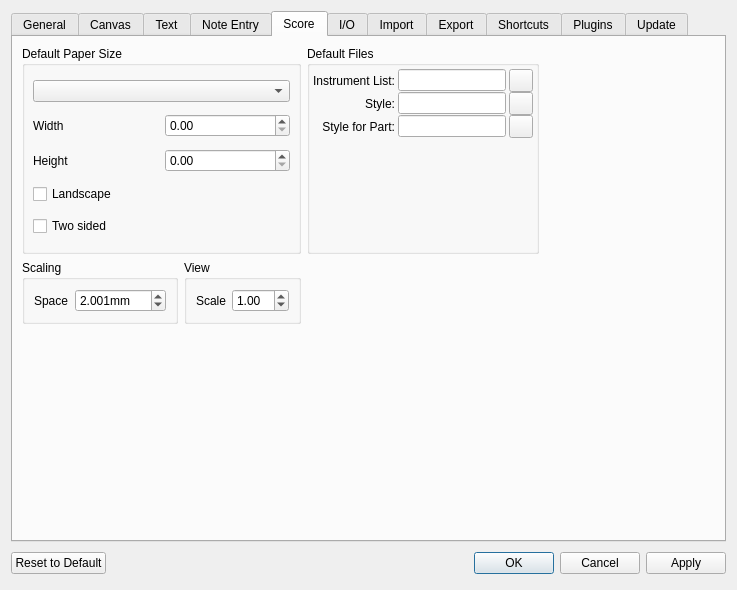
Above: mscore/mscore/prefsdialog.ui from musescore/musescore-old before the change. Below: the same form after it.
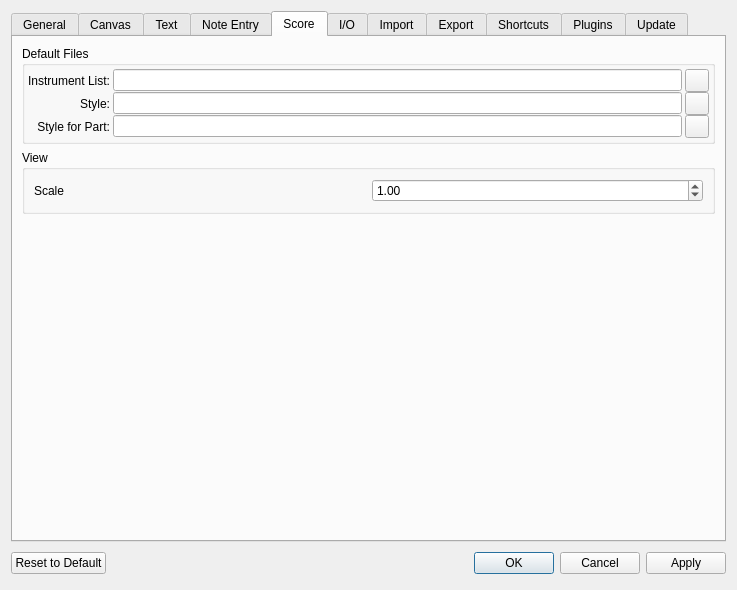
That is the form after the change. The open tabs and pages were chosen to show the change. Custom widgets are drawn as their Qt base class.

The edit to the form file:
```diff
--- a/mscore/mscore/prefsdialog.ui
+++ b/mscore/mscore/prefsdialog.ui
@@ -1487,7 +1487,45 @@
        <string>Score</string>
       </attribute>
       <layout class="QGridLayout" name="gridLayout">
-       <item row="0" column="2">
+       <item row="1" column="0">
+        <widget class="QGroupBox" name="groupBox_19">
+         <property name="title">
+          <string>View</string>
+         </property>
+         <property name="flat">
+          <bool>false</bool>
+         </property>
+         <layout class="QGridLayout" name="gridLayout_7">
+          <item row="0" column="0">
+           <widget class="QLabel" name="label_48">
+            <property name="text">
+             <string>Scale</string>
+            </property>
+           </widget>
+          </item>
+          <item row="0" column="1">
+           <widget class="QDoubleSpinBox" name="scale">
+            <property name="toolTip">
+             <string>default scale for new score views</string>
+            </property>
+            <property name="minimum">
+             <double>0.100000000000000</double>
+            </property>
+            <property name="maximum">
+             <double>10.000000000000000</double>
+            </property>
+            <property name="singleStep">
+             <double>0.200000000000000</double>
+            </property>
+            <property name="value">
+             <double>1.000000000000000</double>
+            </property>
+           </widget>
+          </item>
+         </layout>
+        </widget>
+       </item>
+       <item row="0" column="0">
         <widget class="QGroupBox" name="groupBox_39">
          <property name="title">
           <string>Default Files</string>
@@ -1565,210 +1603,6 @@
             </property>
            </widget>
           </item>
-          <item row="3" column="0">
-           <spacer name="verticalSpacer_2">
-            <property name="orientation">
-             <enum>Qt::Vertical</enum>
-            </property>
-            <property name="sizeHint" stdset="0">
-             <size>
-              <width>20</width>
-              <height>40</height>
-             </size>
-            </property>
-           </spacer>
-          </item>
-         </layout>
-        </widget>
-       </item>
-       <item row="1" column="0">
-        <widget class="QGroupBox" name="groupBox_18">
-         <property name="title">
-          <string>Scaling</string>
-         </property>
-         <property name="flat">
-          <bool>false</bool>
-         </property>
-         <layout class="QGridLayout" name="gridLayout_4">
-          <item row="0" column="0">
-           <widget class="QLabel" name="label_38">
-            <property name="text">
-             <string>Space</string>
-            </property>
-            <property name="textFormat">
-             <enum>Qt::PlainText</enum>
-            </property>
-            <property name="buddy">
-             <cstring>spatiumEntry</cstring>
-            </property>
-           </widget>
-          </item>
-          <item row="0" column="1">
-           <widget class="QDoubleSpinBox" name="spatiumEntry">
-            <property name="sizePolicy">
-             <sizepolicy hsizetype="Minimum" vsizetype="Fixed">
-              <horstretch>0</horstretch>
-              <verstretch>0</verstretch>
-             </sizepolicy>
-            </property>
-            <property name="suffix">
-             <string extracomment="millimeter">mm</string>
-            </property>
-            <property name="decimals">
-             <number>3</number>
-            </property>
-            <property name="minimum">
-             <double>0.001000000000000</double>
-            </property>
-            <property name="maximum">
-             <double>999.990000000000009</double>
-            </property>
-            <property name="singleStep">
-             <double>0.200000000000000</double>
-            </property>
-            <property name="value">
-             <double>2.001000000000000</double>
-            </property>
-           </widget>
-          </item>
-         </layout>
-        </widget>
-       </item>
-       <item row="0" column="0" colspan="2">
-        <widget class="QGroupBox" name="groupBox_11">
-         <property name="title">
-          <string>Default Paper Size</string>
-         </property>
-         <property name="flat">
-          <bool>false</bool>
-         </property>
-         <layout class="QGridLayout" name="_2">
-          <property name="margin">
-           <number>8</number>
-          </property>
-          <property name="spacing">
-           <number>6</number>
-          </property>
-          <item row="1" column="1">
-           <widget class="QDoubleSpinBox" name="paperWidth">
-            <property name="sizePolicy">
-             <sizepolicy hsizetype="Minimum" vsizetype="Fixed">
-              <horstretch>0</horstretch>
-              <verstretch>0</verstretch>
-             </sizepolicy>
-            </property>
-            <property name="maximum">
-             <double>2000.000000000000000</double>
-            </property>
-           </widget>
-          </item>
-          <item row="2" column="1">
-           <widget class="QDoubleSpinBox" name="paperHeight">
-            <property name="sizePolicy">
-             <sizepolicy hsizetype="Minimum" vsizetype="Fixed">
-              <horstretch>0</horstretch>
-              <verstretch>0</verstretch>
-             </sizepolicy>
-            </property>
-            <property name="maximum">
-             <double>2000.000000000000000</double>
-            </property>
-           </widget>
-          </item>
-          <item row="4" column="0" colspan="2">
-           <widget class="QCheckBox" name="twosided">
-            <property name="text">
-             <string>Two sided</string>
-            </property>
-           </widget>
-          </item>
-          <item row="3" column="0" colspan="2">
-           <widget class="QCheckBox" name="landscape">
-            <property name="text">
-             <string>Landscape</string>
-            </property>
-           </widget>
-          </item>
-          <item row="2" column="0">
-           <widget class="QLabel" name="label_35">
-            <property name="text">
-             <string>Height</string>
-            </property>
-            <property name="textFormat">
-             <enum>Qt::PlainText</enum>
-            </property>
-            <property name="buddy">
-             <cstring>paperHeight</cstring>
-            </property>
-           </widget>
-          </item>
-          <item row="1" column="0">
-           <widget class="QLabel" name="label_36">
-            <property name="text">
-             <string>Width</string>
-            </property>
-            <property name="textFormat">
-             <enum>Qt::PlainText</enum>
-            </property>
-            <property name="buddy">
-             <cstring>paperWidth</cstring>
-            </property>
-           </widget>
-          </item>
-          <item row="0" column="0" colspan="2">
-           <widget class="QComboBox" name="pageGroup"/>
-          </item>
-         </layout>
-        </widget>
-       </item>
-       <item row="0" column="3">
-        <spacer name="horizontalSpacer">
-         <property name="orientation">
-          <enum>Qt::Horizontal</enum>
-         </property>
-         <property name="sizeHint" stdset="0">
-          <size>
-           <width>40</width>
-           <height>20</height>
-          </size>
-         </property>
-        </spacer>
-       </item>
-       <item row="1" column="1">
-        <widget class="QGroupBox" name="groupBox_19">
-         <property name="title">
-          <string>View</string>
-         </property>
-         <property name="flat">
-          <bool>false</bool>
-         </property>
-         <layout class="QGridLayout" name="gridLayout_7">
-          <item row="0" column="0">
-           <widget class="QLabel" name="label_48">
-            <property name="text">
-             <string>Scale</string>
-            </property>
-           </widget>
-          </item>
-          <item row="0" column="1">
-           <widget class="QDoubleSpinBox" name="scale">
-            <property name="toolTip">
-             <string>default scale for new score views</string>
-            </property>
-            <property name="minimum">
-             <double>0.100000000000000</double>
-            </property>
-            <property name="maximum">
-             <double>10.000000000000000</double>
-            </property>
-            <property name="singleStep">
-             <double>0.200000000000000</double>
-            </property>
-            <property name="value">
-             <double>1.000000000000000</double>
-            </property>
-           </widget>
-          </item>
          </layout>
         </widget>
        </item>
```
Left out of the diff: 16 changed lines with no effect on the pictures.
